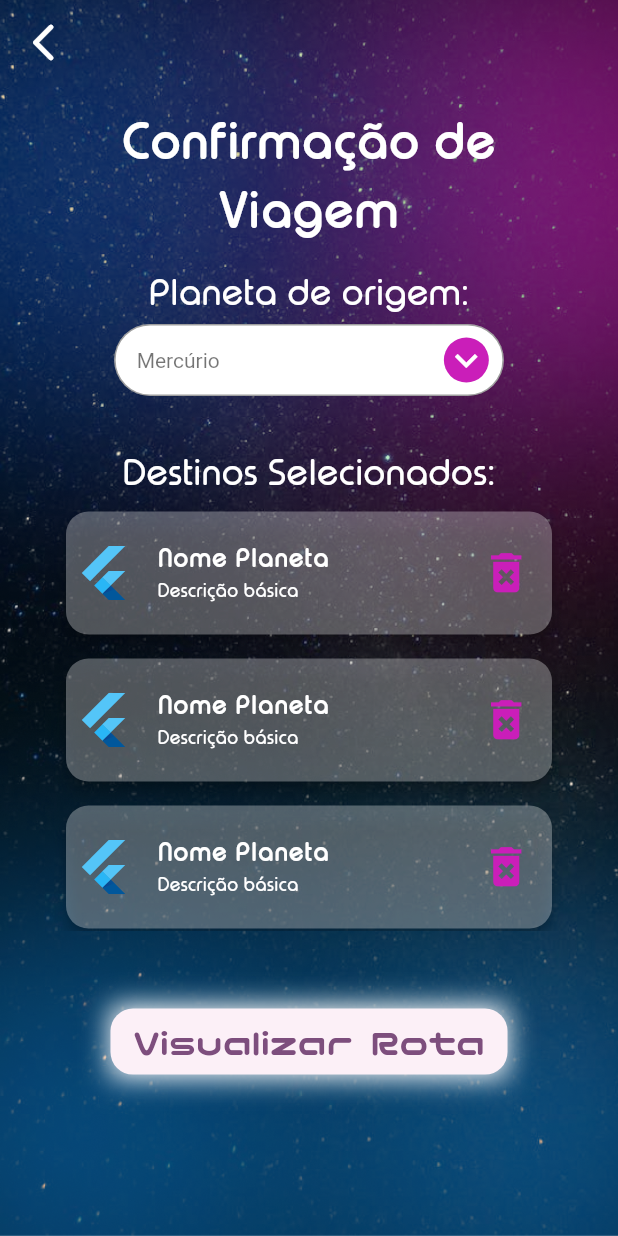
After one commit to zamuelfernandes/odyssey_app, a Flutter app: the TravelPage screen opened directly, on a phone screen of 412 x 824 dp. The commit adds this screen. Run offline on Flutter 3.47's test engine with Material 2 defaults, Android fonts, the phone set to English and light mode, and no system bars; our stand-ins replace flutter_svg, smooth_page_indicator.

Commit message:
Tela de rotas e fluxo de JSONs

```diff
--- a/lib/models/model.dart
+++ /dev/null
@@ -1 +0,0 @@
-class Model {}
--- /dev/null
+++ b/lib/pages/travelPage/travelPage.dart
@@ -0,0 +1,207 @@
+import 'package:flutter/material.dart';
+import 'package:odyssey_app/services/jsonData.dart';
+import 'package:odyssey_app/widgets/custom_dropdown.dart';
+
+import '../../models/planets.dart';
+import '../../themes/app_colors.dart';
+
+class TravelPage extends StatefulWidget {
+  const TravelPage({super.key});
+
+  @override
+  State<TravelPage> createState() => _TravelPageState();
+}
+
+class _TravelPageState extends State<TravelPage> {
+  final TextEditingController _dropNamesController = TextEditingController();
+
+  List<String> dropNames = [];
+
+  List planetsToRoute = ['Teste', 'Teste', 'Teste', 'Teste', 'Teste'];
+
+  @override
+  void initState() {
+    print(planetsList);
+    // TODO: implement initState
+    super.initState();
+
+    for (Planet planet in planetsList.planets!) {
+      dropNames.add(planet.nome!);
+    }
+  }
+
+  @override
+  Widget build(BuildContext context) {
+    double screenHeight = MediaQuery.sizeOf(context).height;
+    double screenWidth = MediaQuery.sizeOf(context).width;
+    return Container(
+      width: screenWidth,
+      height: screenHeight,
+      decoration: const BoxDecoration(
+        image: DecorationImage(
+          image: AssetImage("assets/images/background.png"),
+          fit: BoxFit.cover,
+        ),
+      ),
+      child: Scaffold(
+        backgroundColor: Colors.transparent,
+        appBar: AppBar(
+          backgroundColor: Colors.transparent,
+          shape: const RoundedRectangleBorder(
+            borderRadius: BorderRadius.vertical(
+              bottom: Radius.circular(20),
+            ),
+          ),
+          leading: Row(
+            children: [
+              const SizedBox(width: 5),
+              IconButton(
+                onPressed: () {
+                  Navigator.pop(context);
+                },
+                icon: const Icon(
+                  Icons.arrow_back_ios_new_rounded,
+                  size: 30,
+                  color: AppColors.white,
+                ),
+              ),
+            ],
+          ),
+        ),
+        body: SizedBox(
+          width: screenWidth,
+          child: Column(
+            children: [
+              const Padding(
+                padding: EdgeInsets.symmetric(vertical: 15),
+                child: Text(
+                  'Confirmação de\nViagem',
+                  textAlign: TextAlign.center,
+                  style: TextStyle(
+                    fontSize: 32,
+                    color: AppColors.white,
+                    fontWeight: FontWeight.bold,
+                  ),
+                ),
+              ),
+              const Text(
+                'Planeta de origem:',
+                textAlign: TextAlign.center,
+                style: TextStyle(
+                  fontSize: 24,
+                  color: AppColors.white,
+                ),
+              ),
+              SizedBox(
+                width: screenWidth * 0.65,
+                child: CustomDropDown(
+                  dropOptions: dropNames,
+                  controller: _dropNamesController,
+                  elevation: false,
+                  textStyle: const TextStyle(
+                    fontSize: 14,
+                    color: Colors.black54,
+                  ),
+                  setter: (value) {
+                    print(_dropNamesController.text);
+
+                    setState(() {});
+                  },
+                ),
+              ),
+              const Padding(
+                padding: EdgeInsets.only(top: 30),
+                child: Text(
+                  'Destinos Selecionados:',
+                  textAlign: TextAlign.center,
+                  style: TextStyle(
+                    fontSize: 24,
+                    color: AppColors.white,
+                  ),
+                ),
+              ),
+              SizedBox(
+                height: screenHeight * 0.35,
+                child: ListView.builder(
+                  itemCount: planetsToRoute.length,
+                  padding: const EdgeInsets.symmetric(horizontal: 25),
+                  itemBuilder: (context, index) {
+                    return Padding(
+                      padding: EdgeInsets.fromLTRB(
+                        15,
+                        index == 0 ? 5 : 0,
+                        15,
+                        index == (planetsToRoute.length - 1) ? 25 : 8,
+                      ),
+                      child: Card(
+                        color: Colors.white30,
+                        shape: RoundedRectangleBorder(
+                          borderRadius: BorderRadius.circular(15),
+                        ),
+                        elevation: 4,
+                        child: ListTile(
+                          tileColor: Colors.transparent,
+                          leading: const FlutterLogo(size: 40.0),
+                          contentPadding: const EdgeInsets.all(5),
+                          title: const Text(
+                            'Nome Planeta',
+                            style: TextStyle(
+                              color: AppColors.white,
+                              fontWeight: FontWeight.bold,
+                              fontSize: 16,
+                            ),
+                          ),
+                          subtitle: const Text(
+                            'Descrição básica',
+                            style: TextStyle(
+                              color: AppColors.white,
+                              fontSize: 12,
+                            ),
+                          ),
+                          trailing: IconButton(
+                            onPressed: () {
+                              setState(() {
+                                planetsToRoute.remove(planetsToRoute[index]);
+                              });
+                            },
+                            icon: const Icon(
+                              Icons.delete_forever,
+                              size: 35,
+                              color: AppColors.purple,
+                            ),
+                          ),
+                        ),
+                      ),
+                    );
+                  },
+                ),
+              ),
+              Padding(
+                padding: const EdgeInsets.only(top: 50),
+                child: Container(
+                  decoration: const BoxDecoration(
+                    boxShadow: [
+                      BoxShadow(
+                        color: AppColors.white,
+                        blurRadius: 15,
+                        spreadRadius: 0.2,
+                      ),
+                    ],
+                  ),
+                  child: ElevatedButton(
+                    onPressed: () {},
+                    child: const Text(
+                      'Visualizar Rota',
+                      style: TextStyle(fontSize: 24),
+                      textAlign: TextAlign.center,
+                    ),
+                  ),
+                ),
+              )
+            ],
+          ),
+        ),
+      ),
+    );
+  }
+}
--- /dev/null
+++ b/lib/services/jsonData.dart
@@ -0,0 +1,5 @@
+import 'package:odyssey_app/models/distances.dart';
+import 'package:odyssey_app/models/planets.dart';
+
+Planets planetsList = Planets();
+Distances distancesClassesList = Distances();
--- /dev/null
+++ b/lib/widgets/custom_dropdown.dart
@@ -0,0 +1,96 @@
+// ignore_for_file: must_be_immutable
+
+import 'package:flutter/material.dart';
+
+import '../themes/app_colors.dart';
+
+class CustomDropDown extends StatefulWidget {
+  TextEditingController? controller;
+
+  final List<String> dropOptions;
+
+  final Function(String) setter;
+
+  final bool elevation;
+
+  final TextStyle textStyle;
+
+  final Widget prefixIcon;
+
+  CustomDropDown({
+    Key? key,
+    this.controller,
+    this.elevation = true,
+    this.textStyle = const TextStyle(
+      color: AppColors.blue,
+      fontSize: 14,
+      fontWeight: FontWeight.bold,
+    ),
+    this.prefixIcon = const SizedBox(width: 0),
+    this.dropOptions = const ['Select a OPC', 'OPC1', 'OPC2', 'OPC3'],
+    required this.setter,
+  }) : super(key: key);
+
+  @override
+  State<CustomDropDown> createState() => _CustomDropDownState();
+}
+
+class _CustomDropDownState extends State<CustomDropDown> {
+  String dropOption = '';
+
+  @override
+  void initState() {
+    dropOption = widget.dropOptions.first;
+    super.initState();
+  }
+
+  @override
+  Widget build(BuildContext context) {
+    return Card(
+      elevation: widget.elevation ? 5 : 0,
+      color: Colors.white,
+      surfaceTintColor: Colors.transparent,
+      shape: RoundedRectangleBorder(
+        side: const BorderSide(
+          color: Colors.black38,
+        ),
+        borderRadius: BorderRadius.circular(100),
+      ),
+      child: DropdownButton(
+        borderRadius: BorderRadius.circular(25),
+        padding: const EdgeInsets.only(left: 15),
+        icon: Container(
+          decoration: BoxDecoration(
+            borderRadius: BorderRadius.circular(100),
+            color: AppColors.purple,
+          ),
+          margin: const EdgeInsets.only(top: 5, bottom: 5, right: 10),
+          child: const Icon(
+            Icons.keyboard_arrow_down,
+            color: Colors.white,
+          ),
+        ),
+        iconSize: 30,
+        style: widget.textStyle,
+        value: dropOption,
+        isExpanded: true,
+        underline: Container(),
+        items: widget.dropOptions
+            .map(
+              (opcao) => DropdownMenuItem(
+                value: opcao,
+                child: Text(opcao),
+              ),
+            )
+            .toList(),
+        onChanged: (String? escolha) {
+          setState(() {
+            dropOption = escolha!;
+            widget.controller?.text = escolha;
+            widget.setter(escolha);
+          });
+        },
+      ),
+    );
+  }
+}
```
Also changed, not shown: lib/main.dart (+8 -13 lines), lib/models/distances.dart (added, +188 -0 lines), lib/models/planets.dart (renamed from lib/models/planet.dart, +31 -9 lines), lib/pages/tutorialPage/tutorialPage.dart (+36 -1 lines), lib/services/planetas.json (+12 -12 lines).
